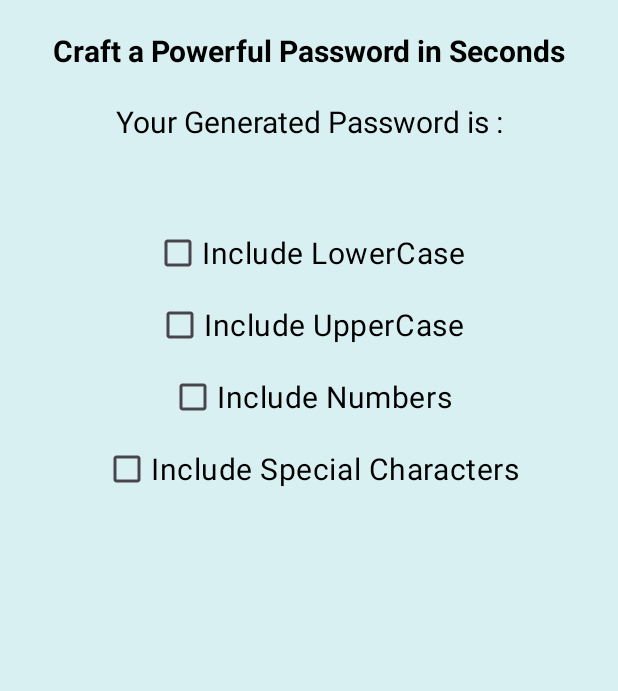
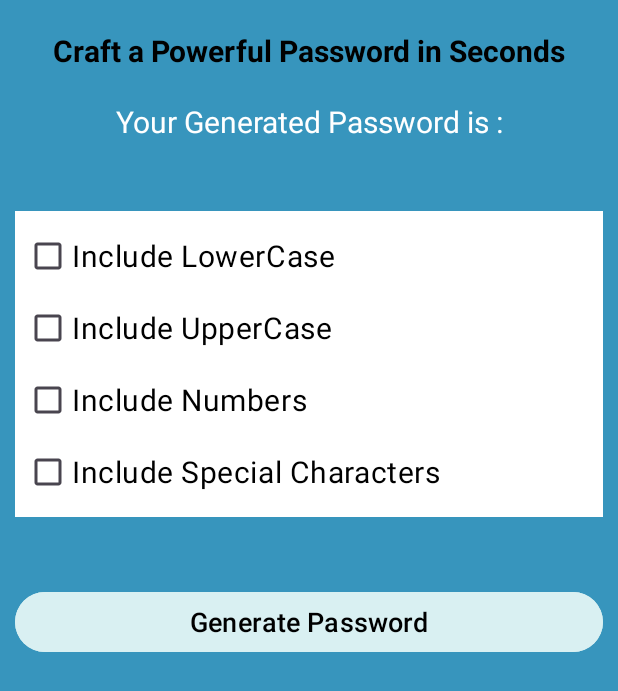
Before and after one commit to Vanshika521/Password-Generator-And-Manager-APP, an Android app: the generate_pwd screen opened directly, with no data from a screen before it, on a phone screen of 412 x 824 dp. Shown: the top 691 px of the screen. Run offline under Robolectric (Android 15) with nearby library versions, the phone set to English and light mode, and no system bars.

Commit message:
completed with managing and adding of pwd

```diff
--- a/app/src/main/java/com/android_development/passwordgeneratorandmanagerapp/generate_pwd.java
+++ b/app/src/main/java/com/android_development/passwordgeneratorandmanagerapp/generate_pwd.java
@@ -1,6 +1,9 @@
 package com.android_development.passwordgeneratorandmanagerapp;
 
 import android.os.Bundle;
+import android.widget.Button;
+import android.widget.CheckBox;
+import android.widget.TextView;
 
 import androidx.activity.EdgeToEdge;
 import androidx.appcompat.app.AppCompatActivity;
@@ -10,15 +13,57 @@ import androidx.core.view.WindowInsetsCompat;
 
 public class generate_pwd extends AppCompatActivity {
 
+TextView textView1,textView2;
+Button btn;
+CheckBox cbtnA,cbtnB,cbtnC,cbtnD;
+
+
     @Override
     protected void onCreate(Bundle savedInstanceState) {
         super.onCreate(savedInstanceState);
-        EdgeToEdge.enable(this);
+      //  EdgeToEdge.enable(this);
         setContentView(R.layout.activity_generate_pwd);
-        ViewCompat.setOnApplyWindowInsetsListener(findViewById(R.id.main), (v, insets) -> {
-            Insets systemBars = insets.getInsets(WindowInsetsCompat.Type.systemBars());
-            v.setPadding(systemBars.left, systemBars.top, systemBars.right, systemBars.bottom);
-            return insets;
-        });
+//        ViewCompat.setOnApplyWindowInsetsListener(findViewById(R.id.main), (v, insets) -> {
+//            Insets systemBars = insets.getInsets(WindowInsetsCompat.Type.systemBars());
+//            v.setPadding(systemBars.left, systemBars.top, systemBars.right, systemBars.bottom);
+//            return insets;
+//        });
+
+
+        textView1 = findViewById(R.id.textView1);
+        textView2 = findViewById(R.id.textView2);
+
+        btn = findViewById(R.id.btn1);
+
+        cbtnA = findViewById(R.id.cbtnA);
+        cbtnB = findViewById(R.id.cbtnB);
+        cbtnC = findViewById(R.id.cbtnC);
+        cbtnD = findViewById(R.id.cbtnD);
+
+
+        String lowerCase = "abcdefghijklmnopqrstuvwxyz";
+        String upperCase = "ABCDEFGHIJKLMNOPQRSTUVWXYZ";
+        String number = "0123456789";
+        String specialChars = "!@#$%^&*()_+-=[]{}|;:,.<>?";
+
+
+        String characters = "";
+        if (cbtnA.isSelected()) {
+            characters = lowerCase+characters;  }
+
+        if (cbtnB.isSelected())     {
+            characters = upperCase+characters;  }
+
+        if (cbtnC.isSelected()) {
+            characters = number+characters; }
+
+        if (cbtnD.isSelected()) {
+            characters = specialChars+characters; }
+
+        // If no character type is selected, show an error message
+        if (characters.isEmpty()) {
+
+        }
+
     }
 }
--- a/app/src/main/java/com/android_development/passwordgeneratorandmanagerapp/manage_password.java
+++ b/app/src/main/java/com/android_development/passwordgeneratorandmanagerapp/manage_password.java
@@ -72,9 +72,17 @@ public class manage_password extends AppCompatActivity {
 
         if(!isEditMode)
         {
-            heading.setText("Edit Your Note");
+            heading.setText("Add Your Note");
             generateBtn.setVisibility(View.VISIBLE);
         }
+
+        generateBtn.setOnClickListener(new View.OnClickListener() {
+            @Override
+            public void onClick(View view) {
+                Intent intent = new Intent(manage_password.this,generate_pwd.class);
+                startActivity(intent);
+            }
+        });
 
         saveBtn.setOnClickListener(new View.OnClickListener() {
             @Override
--- a/app/src/main/res/layout/activity_generate_pwd.xml
+++ b/app/src/main/res/layout/activity_generate_pwd.xml
@@ -1,12 +1,10 @@
 <?xml version="1.0" encoding="utf-8"?>
-<androidx.constraintlayout.widget.ConstraintLayout xmlns:android="http://schemas.android.com/apk/res/android"
-    xmlns:app="http://schemas.android.com/apk/res-auto"
-    xmlns:tools="http://schemas.android.com/tools"
-    android:id="@+id/main"
+<RelativeLayout xmlns:android="http://schemas.android.com/apk/res/android"
     android:layout_width="match_parent"
     android:layout_height="match_parent"
-    tools:context=".generate_pwd"
-    android:background="#D9F0F2">
+    android:background="#3795BD"
+    xmlns:tools="http://schemas.android.com/tools"
+    tools:context=".generate_pwd">
 
     <TextView
         android:id="@+id/textView1"
@@ -18,22 +16,30 @@
         android:textColor="@color/black"
         android:textAlignment="center"
         android:layout_marginTop="20dp"
-        app:layout_constraintTop_toTopOf="parent"
-        app:layout_constraintStart_toStartOf="parent"
-        app:layout_constraintEnd_toEndOf="parent"/>
+        android:layout_centerHorizontal="true" />
 
     <TextView
         android:id="@+id/textView2"
-        android:layout_width="0dp"
+        android:layout_width="match_parent"
         android:layout_height="wrap_content"
         android:layout_marginTop="20dp"
+        android:layout_below="@id/textView1"
         android:text="Your Generated Password is :"
         android:textSize="20dp"
-        android:textColor="@color/black"
-        android:textAlignment="center"
-        app:layout_constraintStart_toStartOf="parent"
-        app:layout_constraintEnd_toEndOf="parent"
-        app:layout_constraintTop_toBottomOf="@id/textView1"/>
+        android:textColor="@color/white"
+        android:textAlignment="center" />
+
+    <LinearLayout
+        android:id="@+id/layout"
+        android:layout_width="match_parent"
+        android:layout_height="wrap_content"
+        android:orientation="vertical"
+        android:layout_below="@id/textView2"
+        android:padding="6dp"
+        android:layout_marginRight="10dp"
+        android:layout_marginLeft="10dp"
+        android:layout_marginVertical="46dp"
+        android:background="@color/white">
 
         <CheckBox
             android:id="@+id/cbtnA"
@@ -41,12 +47,7 @@
             android:layout_height="wrap_content"
             android:text="Include LowerCase"
             android:textColor="@color/black"
-        android:textSize="20sp"
-        android:layout_marginTop="50dp"
-        app:layout_constraintStart_toStartOf="parent"
-        app:layout_constraintEnd_toEndOf="parent"
-        app:layout_constraintTop_toBottomOf="@id/textView2"
-    />
+            android:textSize="20sp" />
 
         <CheckBox
             android:id="@+id/cbtnB"
@@ -54,11 +55,7 @@
             android:layout_height="wrap_content"
             android:text="Include UpperCase"
             android:textColor="@color/black"
-        android:textSize="20sp"
-        app:layout_constraintStart_toStartOf="@id/cbtnA"
-        app:layout_constraintEnd_toEndOf="@id/cbtnA"
-        app:layout_constraintTop_toBottomOf="@id/cbtnA"
-        />
+            android:textSize="20sp" />
 
         <CheckBox
             android:id="@+id/cbtnC"
@@ -66,11 +63,7 @@
             android:layout_height="wrap_content"
             android:text="Include Numbers"
             android:textColor="@color/black"
-        android:textSize="20sp"
-        app:layout_constraintStart_toStartOf="@id/cbtnB"
-        app:layout_constraintEnd_toEndOf="@id/cbtnB"
-        app:layout_constraintTop_toBottomOf="@id/cbtnB"
-       />
+            android:textSize="20sp" />
 
         <CheckBox
             android:id="@+id/cbtnD"
@@ -78,10 +71,22 @@
             android:layout_height="wrap_content"
             android:text="Include Special Characters"
             android:textColor="@color/black"
-        android:textSize="20sp"
-        app:layout_constraintStart_toStartOf="@id/cbtnC"
-        app:layout_constraintEnd_toEndOf="@id/cbtnC"
-        app:layout_constraintTop_toBottomOf="@id/cbtnC"
+            android:textSize="20sp" />
+
+    </LinearLayout>
+
+    <Button
+        android:id="@+id/btn1"
+        android:layout_width="match_parent"
+        android:layout_height="wrap_content"
+        android:text="Generate Password"
+        android:textSize="18dp"
+        android:textColor="@color/black"
+        android:backgroundTint="#D9F0F2"
+        android:layout_marginBottom="20dp"
+        android:layout_marginLeft="10dp"
+        android:layout_marginRight="10dp"
+        android:layout_below="@+id/layout"
         />
 
-</androidx.constraintlayout.widget.ConstraintLayout>
+</RelativeLayout>
--- a/app/src/main/res/layout/activity_manage_passw.xml
+++ b/app/src/main/res/layout/activity_manage_passw.xml
@@ -105,7 +105,7 @@
             android:layout_marginLeft="10dp"
             android:layout_marginRight="10dp"
             android:textColor="@color/black"
-            android:layout_marginBottom="20dp"
+           android:layout_marginBottom="20dp"
             android:visibility="gone"
             android:layout_alignParentBottom="true"
             android:backgroundTint="#D9F0F2"
```
Lines whose indentation alone changed are shown as unchanged.
